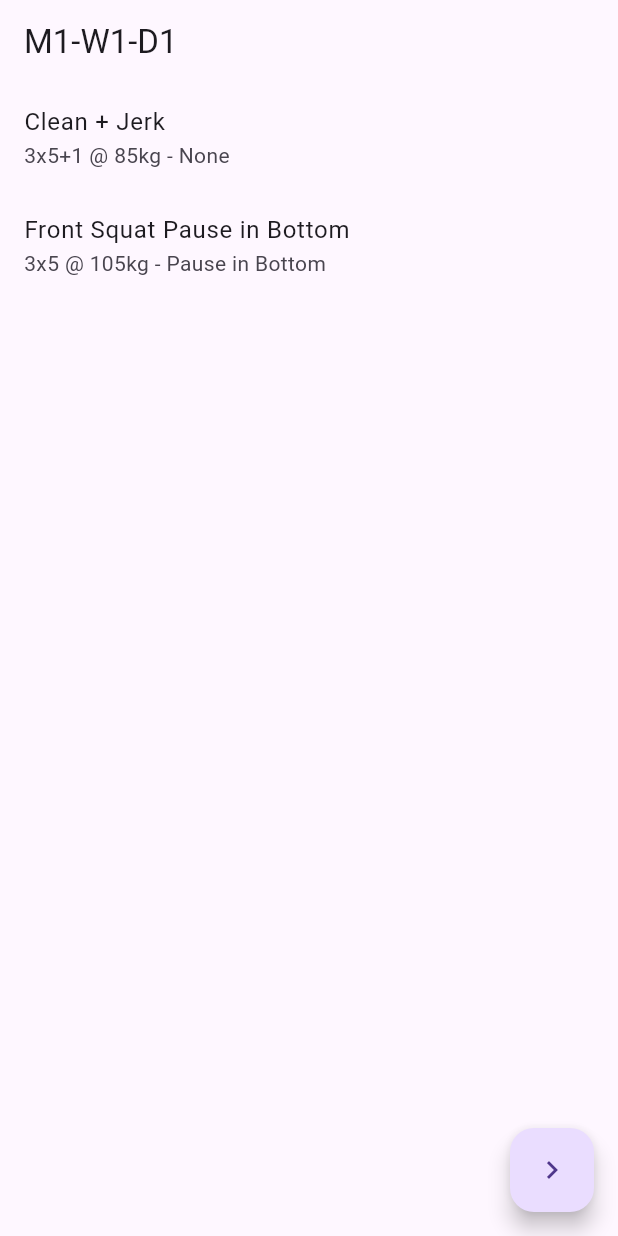
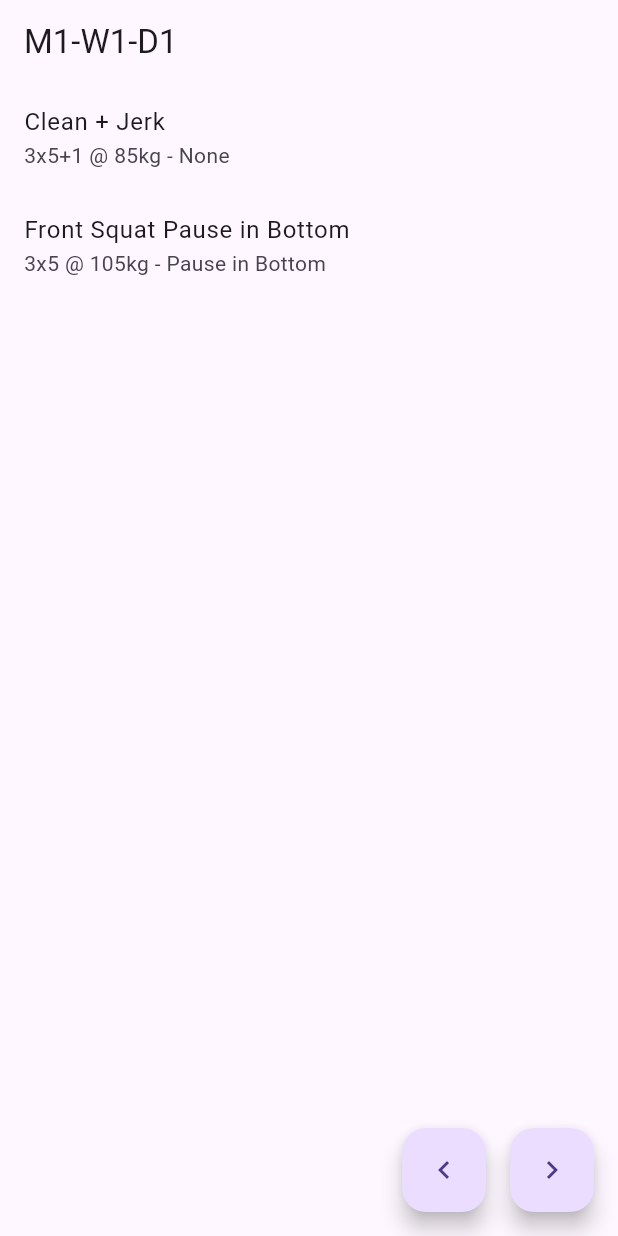
Before and after one commit to Mang00o/First_Flutter_App, a Flutter app: the screen it shows after launch, on a phone screen of 412 x 824 dp. Run offline on Flutter 3.47's test engine with Material 3 defaults, Android fonts, the phone set to English and light mode, and no system bars.

Commit message:
Add previus workout button

```diff
--- a/lib/main.dart
+++ b/lib/main.dart
@@ -48,6 +48,12 @@ class _WorkoutScreenState extends State<WorkoutScreen> {
     });
   }
 
+  void prevDay() {
+    setState(() {
+      currentDayIndex = (currentDayIndex - 1 + days.length) % days.length;
+    });
+  }
+
   @override
   Widget build(BuildContext context) {
     if (days.isEmpty) {
@@ -73,9 +79,21 @@ class _WorkoutScreenState extends State<WorkoutScreen> {
           );
         },
       ),
-      floatingActionButton: FloatingActionButton(
-        onPressed: nextDay,
-        child: Icon(Icons.navigate_next),
+      floatingActionButton: Row(
+        mainAxisAlignment: MainAxisAlignment.end,
+        children: [
+          FloatingActionButton(
+            heroTag: 'prev',
+            onPressed: prevDay,
+            child: Icon(Icons.navigate_before),
+          ),
+          SizedBox(width: 16),
+          FloatingActionButton(
+            heroTag: 'next',
+            onPressed: nextDay,
+            child: Icon(Icons.navigate_next),
+          ),
+        ],
       ),
     );
   }
```
